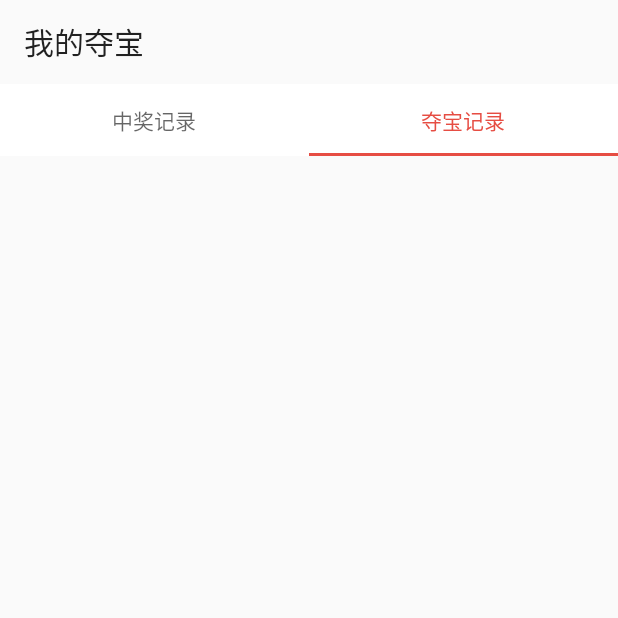
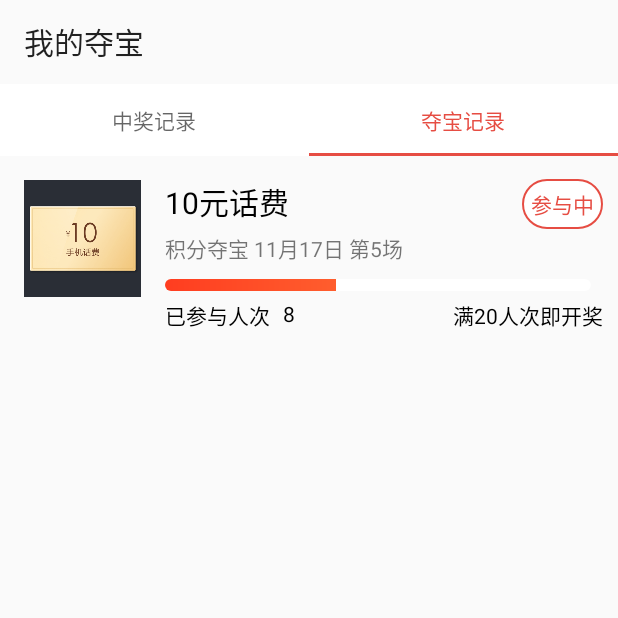
Before and after one commit to MummyDing/RaidersRecord, an Android app: the screen it shows after launch (MainActivity), tab 2 chosen, on a phone screen of 412 x 824 dp, the top half of it. Run offline under Robolectric (Android 15) with nearby library versions, the phone set to English and light mode, and no system bars; pictures from the network do not load.

Commit message:
finishedgit add .!

```diff
--- a/app/src/main/AndroidManifest.xml
+++ b/app/src/main/AndroidManifest.xml
@@ -4,7 +4,7 @@
 
     <application
         android:allowBackup="true"
-        android:icon="@mipmap/ic_launcher"
+        android:icon="@drawable/image"
         android:label="@string/app_name"
         android:supportsRtl="true"
         android:theme="@style/AppTheme" >
--- a/app/src/main/java/com/github/mummyding/raidersrecord/model/RaiderModel.java
+++ b/app/src/main/java/com/github/mummyding/raidersrecord/model/RaiderModel.java
@@ -10,7 +10,8 @@ public class RaiderModel {
     private String imageUri;
     private String activityTitle;
     private String currentDateState;
-    private String participantCount;
+    private String finishedTime;
+    private int participantCount;
     private String winner;
 
 
@@ -38,13 +39,22 @@ public class RaiderModel {
         this.currentDateState = currentDateState;
     }
 
-    public String getParticipantCount() {
+    public String getFinishedTime() {
+        return finishedTime;
+    }
+
+    public void setFinishedTime(String finishedTime) {
+        this.finishedTime = finishedTime;
+    }
+
+    public int getParticipantCount() {
         return participantCount;
     }
 
-    public void setParticipantCount(String participantCount) {
+    public void setParticipantCount(int participantCount) {
         this.participantCount = participantCount;
     }
+
 
     public String getWinner() {
         return winner;
--- /dev/null
+++ b/app/src/main/java/com/github/mummyding/raidersrecord/support/DataLoader.java
@@ -0,0 +1,39 @@
+package com.github.mummyding.raidersrecord.support;
+
+import com.github.mummyding.raidersrecord.model.RaiderModel;
+
+import java.util.ArrayList;
+import java.util.List;
+
+/**
+ * Created by MummyDing on 16-3-16.
+ * GitHub: https://github.com/MummyDing
+ * Blog: http://blog.csdn.net/mummyding
+ */
+public class DataLoader {
+    public static List<RaiderModel> load(){
+        List<RaiderModel> list = new ArrayList<>();
+
+        RaiderModel model = new RaiderModel();
+
+        model.setActivityTitle("10元话费");
+        model.setCurrentDateState("积分夺宝 11月17日 第5场");
+        model.setParticipantCount(8);
+        list.add(model);
+
+        model = new RaiderModel();
+        model.setActivityTitle("10元话费");
+        model.setCurrentDateState("积分夺宝 11月15日 第12场");
+        model.setWinner("王思聪");
+        model.setFinishedTime("2015年11月15日 06:00 已开奖");
+        list.add(model);
+
+        model = new RaiderModel();
+        model.setActivityTitle("10元话费");
+        model.setCurrentDateState("积分夺宝 11月13日 第1场");
+        model.setWinner("忘记拥抱");
+        model.setFinishedTime("2015年11月13日 00:30 已开奖");
+        list.add(model);
+        return list;
+    }
+}
--- /dev/null
+++ b/app/src/main/java/com/github/mummyding/raidersrecord/support/ListAdapter.java
@@ -0,0 +1,129 @@
+package com.github.mummyding.raidersrecord.support;
+
+import android.content.Context;
+import android.net.Uri;
+import android.support.v7.widget.RecyclerView;
+import android.view.LayoutInflater;
+import android.view.View;
+import android.view.ViewGroup;
+import android.widget.ImageView;
+import android.widget.ProgressBar;
+import android.widget.TextView;
+
+import com.github.mummyding.raidersrecord.R;
+import com.github.mummyding.raidersrecord.model.RaiderModel;
+
+import java.util.List;
+
+/**
+ * Created by MummyDing on 16-3-16.
+ * GitHub: https://github.com/MummyDing
+ * Blog: http://blog.csdn.net/mummyding
+ */
+public class ListAdapter extends RecyclerView.Adapter<RecyclerView.ViewHolder> {
+
+
+    public static final int TYPE_FINISHED = 0;
+    public static final int TYPE_RUNNING = 1;
+
+    private List<RaiderModel> list;
+    private Context context;
+
+    public ListAdapter(Context context,List<RaiderModel> list) {
+        this.context = context;
+        this.list = list;
+    }
+
+    @Override
+    public RecyclerView.ViewHolder onCreateViewHolder(ViewGroup parent, int viewType) {
+        View view;
+        switch (viewType){
+            case TYPE_FINISHED:
+                view = LayoutInflater.from(parent.getContext())
+                        .inflate(R.layout.item_raiders_finished,parent,false);
+                return new FinishedViewHolder(view);
+            case TYPE_RUNNING:
+                view = LayoutInflater.from(parent.getContext())
+                        .inflate(R.layout.item_raiders_running,parent,false);
+                return new RunningViewHolder(view);
+        }
+        return null;
+    }
+
+    @Override
+    public void onBindViewHolder(RecyclerView.ViewHolder holder, int position) {
+
+        RaiderModel model = getItem(position);
+
+        if (holder instanceof FinishedViewHolder){
+            FinishedViewHolder viewHolder = (FinishedViewHolder) holder;
+            if(TextUtil.isNull(model.getImageUri()) == false){
+                viewHolder.imageView.setImageURI(Uri.parse(model.getImageUri()));
+            }
+
+            viewHolder.title.setText(model.getActivityTitle());
+            viewHolder.currentState.setText(model.getCurrentDateState());
+            viewHolder.winner.setText(model.getWinner());
+            viewHolder.finishedTime.setText(model.getFinishedTime());
+        }else {
+
+            RunningViewHolder viewHolder = (RunningViewHolder) holder;
+            if(TextUtil.isNull(model.getImageUri()) == false){
+                viewHolder.imageView.setImageURI(Uri.parse(model.getImageUri()));
+            }
+
+            viewHolder.title.setText(model.getActivityTitle());
+            viewHolder.currentState.setText(model.getCurrentDateState());
+            viewHolder.progressBar.setProgress(model.getParticipantCount()*5);
+            viewHolder.count.setText(Integer.toString(model.getParticipantCount()));
+        }
+    }
+
+    private RaiderModel getItem(int position){
+        return list.get(position);
+    }
+    @Override
+    public int getItemCount() {
+        return list.size();
+    }
+
+    @Override
+    public int getItemViewType(int position) {
+        return list.get(position).isFinished() ? TYPE_FINISHED:TYPE_RUNNING;
+    }
+
+    static class RunningViewHolder extends RecyclerView.ViewHolder{
+
+        ImageView imageView;
+        TextView title;
+        TextView currentState;
+        ProgressBar progressBar;
+        TextView count;
+
+        public RunningViewHolder(View itemView) {
+            super(itemView);
+            imageView = (ImageView) itemView.findViewById(R.id.image);
+            title = (TextView) itemView.findViewById(R.id.tv_title);
+            currentState = (TextView) itemView.findViewById(R.id.tv_current_state);
+            progressBar = (ProgressBar) itemView.findViewById(R.id.progress);
+            count = (TextView) itemView.findViewById(R.id.tv_count);
+        }
+    }
+
+    static class FinishedViewHolder extends RecyclerView.ViewHolder{
+
+        ImageView imageView;
+        TextView title;
+        TextView currentState;
+        TextView winner;
+        TextView finishedTime;
+        public FinishedViewHolder(View itemView) {
+            super(itemView);
+            imageView = (ImageView) itemView.findViewById(R.id.image);
+            title = (TextView) itemView.findViewById(R.id.tv_title);
+            currentState = (TextView) itemView.findViewById(R.id.tv_current_state);
+            winner = (TextView) itemView.findViewById(R.id.winner);
+            finishedTime = (TextView) itemView.findViewById(R.id.tv_finished_time);
+        }
+    }
+}
--- a/app/src/main/java/com/github/mummyding/raidersrecord/support/TextUtil.java
+++ b/app/src/main/java/com/github/mummyding/raidersrecord/support/TextUtil.java
@@ -8,6 +8,6 @@ package com.github.mummyding.raidersrecord.support;
 public class TextUtil {
 
     public static boolean isNull(String str){
-        return str!=null && !str.isEmpty();
+        return str==null || str.isEmpty();
     }
 }
--- a/app/src/main/java/com/github/mummyding/raidersrecord/ui/BaseListFragment.java
+++ b/app/src/main/java/com/github/mummyding/raidersrecord/ui/BaseListFragment.java
@@ -1,6 +1,18 @@
 package com.github.mummyding.raidersrecord.ui;
 
+import android.os.Bundle;
+import android.support.annotation.Nullable;
 import android.support.v4.app.Fragment;
+import android.support.v7.widget.DefaultItemAnimator;
+import android.support.v7.widget.LinearLayoutManager;
+import android.support.v7.widget.RecyclerView;
+import android.view.LayoutInflater;
+import android.view.View;
+import android.view.ViewGroup;
+
+import com.github.mummyding.raidersrecord.R;
+import com.github.mummyding.raidersrecord.support.DataLoader;
+import com.github.mummyding.raidersrecord.support.ListAdapter;
 
 /**
  * Created by MummyDing on 16-3-16.
@@ -13,4 +25,22 @@ public abstract class BaseListFragment extends Fragment {
      * @return
      */
     public abstract String getTitle();
+
+
+    private View parentView;
+    private RecyclerView recyclerView;
+    private ListAdapter adapter;
+    protected RecyclerView.LayoutManager mLayoutManager;
+    @Nullable
+    @Override
+    public View onCreateView(LayoutInflater inflater, @Nullable ViewGroup container, @Nullable Bundle savedInstanceState) {
+        parentView =  inflater.inflate(R.layout.fragment_list, container, false);
+        recyclerView = (RecyclerView) parentView.findViewById(R.id.recyclerView);
+        mLayoutManager = new LinearLayoutManager(getContext());
+        adapter = new ListAdapter(getContext(), DataLoader.load());
+        recyclerView.setAdapter(adapter);
+        recyclerView.setItemAnimator(new DefaultItemAnimator());
+        recyclerView.setLayoutManager(mLayoutManager);
+        return parentView;
+    }
 }
--- /dev/null
+++ b/app/src/main/res/layout/fragment_list.xml
@@ -0,0 +1,9 @@
+<?xml version="1.0" encoding="utf-8"?>
+<LinearLayout xmlns:android="http://schemas.android.com/apk/res/android"
+    android:orientation="vertical" android:layout_width="match_parent"
+    android:layout_height="match_parent">
+    <android.support.v7.widget.RecyclerView
+        android:id="@+id/recyclerView"
+        android:layout_width="match_parent"
+        android:layout_height="match_parent"/>
+</LinearLayout>
--- a/app/src/main/res/layout/item_raiders_finished.xml
+++ b/app/src/main/res/layout/item_raiders_finished.xml
@@ -4,6 +4,7 @@
     android:layout_height="match_parent">
     <!--Left Layout-->
     <ImageView
+        android:id="@+id/image"
         android:src="@drawable/image"
         android:scaleType="centerCrop"
         android:layout_width="78dp"
@@ -58,6 +59,7 @@
                     android:layout_width="wrap_content"
                     android:layout_height="wrap_content" />
                 <TextView
+                    android:id="@+id/winner"
                     android:text="王思聪"
                     android:textColor="#FFE64D43"
                     android:textSize="18sp"
--- a/app/src/main/res/values/strings.xml
+++ b/app/src/main/res/values/strings.xml
@@ -1,3 +1,3 @@
 <resources>
-    <string name="app_name">RaidersRecord</string>
+    <string name="app_name">我的夺宝</string>
 </resources>
```
